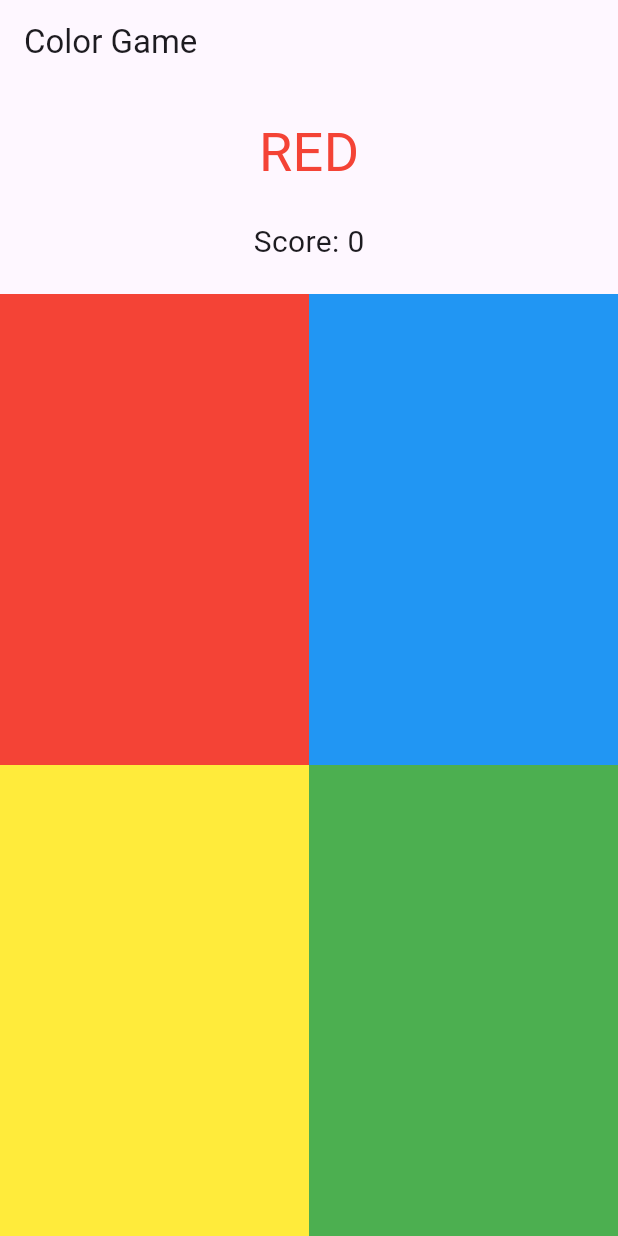
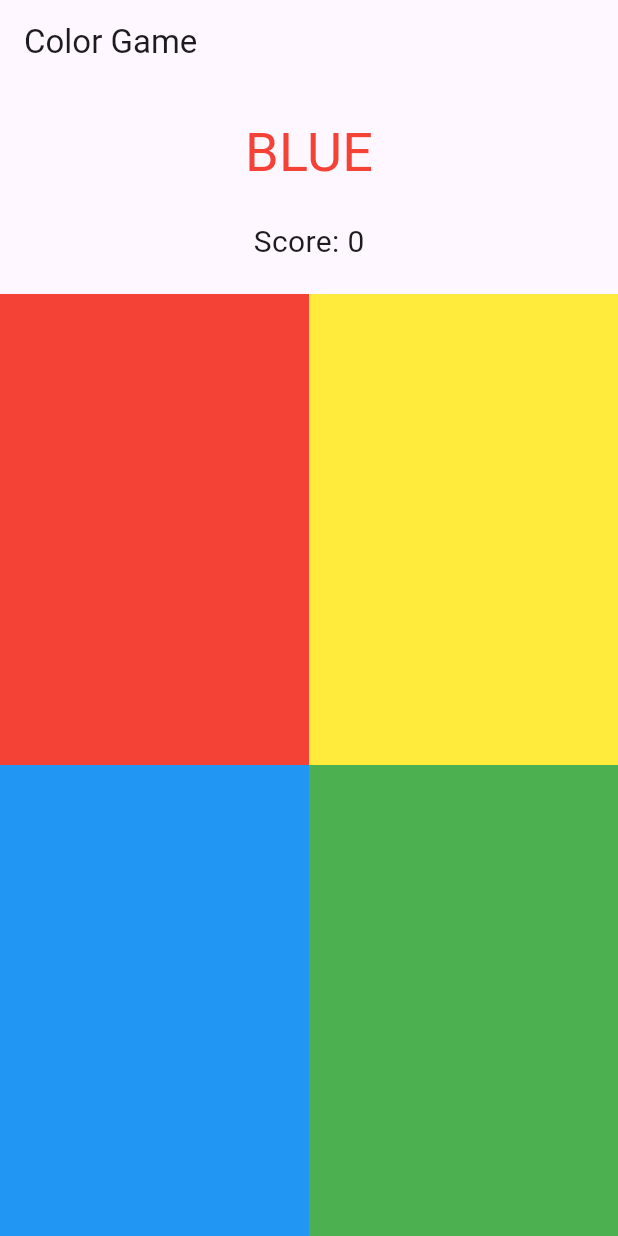
Before and after one commit to chanchanchann44/four_colors, a Flutter app: the screen it shows after launch, on a phone screen of 412 x 824 dp. Run offline on Flutter 3.47's test engine with Material 3 defaults, Android fonts, the light colour scheme and no system bars; our stand-ins replace flutter_bloc.

Commit message:
fix structure, file name, some logic

```diff
--- /dev/null
+++ b/lib/core/constants/color_palette.dart
@@ -0,0 +1,17 @@
+import 'package:flutter/material.dart';
+
+class ColorPalette {
+  static const Color red = Colors.red;
+  static const Color yellow = Colors.yellow;
+  static const Color green = Colors.green;
+  static const Color blue = Colors.blue;
+
+
+  static const List<String> colorNames = ['red', 'blue', 'yellow', 'green'];
+  static const List<Color> displayColors = [
+    red,
+    yellow,
+    green,
+    blue,
+  ];
+}
--- /dev/null
+++ b/lib/core/utils/enum.dart
@@ -0,0 +1,6 @@
+enum ColorName {
+  red,
+  green,
+  blue,
+  yellow,
+}
--- /dev/null
+++ b/lib/features/color_game/application/usecases/color_game_usecase.dart
@@ -0,0 +1,10 @@
+import '../../domain/entities/color_game_entity.dart';
+import '../../domain/repositories_interface/color_game_repository_interface.dart';
+
+class ColorGameUsecase {
+  final IColorGameRepository repository;
+
+  ColorGameUsecase(this.repository);
+
+  ColorGameEntity execute() => repository.getRandomColorOption();
+}
--- a/lib/features/color_game/application/usecases/generate_color_pair.dart
+++ /dev/null
@@ -1,10 +0,0 @@
-import '../../domain/entities/color_option.dart';
-import '../../domain/repositories_interface/color_game_repository_interface.dart';
-
-class GenerateColorPair {
-  final IColorGameRepository repository;
-
-  GenerateColorPair(this.repository);
-
-  ColorOption execute() => repository.getRandomColorOption();
-}
--- a/lib/features/color_game/data/models/color_option_model.dart
+++ b/lib/features/color_game/data/models/color_option_model.dart
@@ -1,24 +1,10 @@
-import 'package:flutter/material.dart';
-import '../../domain/entities/color_option.dart';
+// not using at this time (using when call api)
+import '../../domain/entities/color_game_entity.dart';
 
-class ColorOptionModel extends ColorOption {
-  ColorOptionModel({required super.colorName, required super.displayColor});
-
-  static final List<String> colorNames = ['red', 'blue', 'yellow', 'green'];
-  static final List<int> colors = [
-    Colors.red.value,
-    Colors.blue.value,
-    Colors.yellow.value,
-    Colors.green.value,
-  ];
-
-  static ColorOption getRandom() {
-    final rand = (DateTime.now().millisecondsSinceEpoch / 1000).round();
-    final nameIndex = rand % colorNames.length;
-    final colorIndex = (rand ~/ 2) % colors.length;
-    return ColorOption(
-      colorName: colorNames[nameIndex],
-      displayColor: colors[colorIndex],
-    );
-  }
+class ColorOptionModel extends ColorGameEntity {
+  ColorOptionModel({
+    required super.textColor,
+    required super.colorNames,
+    required super.result,
+  });
 }
--- a/lib/features/color_game/data/repositories/color_game_repository.dart
+++ b/lib/features/color_game/data/repositories/color_game_repository.dart
@@ -1,8 +1,8 @@
-import 'package:four_colors/features/color_game/data/models/color_option_model.dart';
-import 'package:four_colors/features/color_game/domain/entities/color_option.dart';
+import 'package:four_colors/features/color_game/data/services/color_game_service.dart';
+import 'package:four_colors/features/color_game/domain/entities/color_game_entity.dart';
 import 'package:four_colors/features/color_game/domain/repositories_interface/color_game_repository_interface.dart';
 
 class ColorGameRepository implements IColorGameRepository {
   @override
-  ColorOption getRandomColorOption() => ColorOptionModel.getRandom();
+  ColorGameEntity getRandomColorOption() => ColorGameService().generate();
 }
--- /dev/null
+++ b/lib/features/color_game/data/services/color_game_service.dart
@@ -0,0 +1,27 @@
+import 'dart:math';
+import 'package:four_colors/core/constants/color_palette.dart';
+import 'package:four_colors/core/utils/enum.dart';
+import 'package:four_colors/features/color_game/domain/entities/color_game_entity.dart';
+
+class ColorGameService {
+  final Random random = Random();
+
+  ColorGameEntity generate() {
+    List<ColorName> shuffleColorNames() {
+      List<ColorName> result = [
+        ColorName.red,
+        ColorName.green,
+        ColorName.blue,
+        ColorName.yellow,
+      ];
+      result.shuffle(random);
+      return result;
+    }
+
+    return ColorGameEntity(
+      textColor: ColorPalette.displayColors[random.nextInt(4)],
+      colorNames: shuffleColorNames(),
+      result: ColorName.values[random.nextInt(4)],
+    );
+  }
+}
--- /dev/null
+++ b/lib/features/color_game/domain/entities/color_game_entity.dart
@@ -0,0 +1,14 @@
+import 'package:flutter/material.dart';
+import 'package:four_colors/core/utils/enum.dart';
+
+class ColorGameEntity {
+  final Color textColor;
+  final List<ColorName> colorNames;
+  final ColorName result;
+
+  ColorGameEntity({
+    required this.textColor,
+    required this.colorNames,
+    required this.result,
+  });
+}
--- a/lib/features/color_game/domain/entities/color_option.dart
+++ /dev/null
@@ -1,6 +0,0 @@
-class ColorOption {
-  final String colorName; // red, blue, yellow, green
-  final int displayColor; // actual display color (Colors.red, etc.)
-
-  ColorOption({required this.colorName, required this.displayColor});
-}
--- a/lib/features/color_game/domain/repositories_interface/color_game_repository_interface.dart
+++ b/lib/features/color_game/domain/repositories_interface/color_game_repository_interface.dart
@@ -1,5 +1,5 @@
-import 'package:four_colors/features/color_game/domain/entities/color_option.dart';
+import 'package:four_colors/features/color_game/domain/entities/color_game_entity.dart';
 
 abstract class IColorGameRepository {
-  ColorOption getRandomColorOption();
+  ColorGameEntity getRandomColorOption();
 }
--- a/lib/features/color_game/presentation/bloc/color_game_bloc.dart
+++ b/lib/features/color_game/presentation/bloc/color_game_bloc.dart
@@ -1,26 +1,30 @@
 import 'package:flutter_bloc/flutter_bloc.dart';
-import 'package:four_colors/features/color_game/application/usecases/generate_color_pair.dart';
+import 'package:four_colors/features/color_game/application/usecases/color_game_usecase.dart';
 
 import 'color_game_event.dart';
 import 'color_game_state.dart';
 
 class ColorGameBloc extends Bloc<ColorGameEvent, ColorGameState> {
-  final GenerateColorPair generateColorPair;
+  final ColorGameUsecase generateColorPair;
 
   ColorGameBloc(this.generateColorPair)
-      : super(ColorGameState(
-            currentOption: generateColorPair.execute(), score: 0)) {
+    : super(
+        ColorGameState(currentOption: generateColorPair.execute(), score: 0),
+      ) {
     on<StartGame>((event, emit) {
-      emit(ColorGameState(currentOption: generateColorPair.execute(), score: 0));
+      emit(
+        ColorGameState(currentOption: generateColorPair.execute(), score: 0),
+      );
     });
 
     on<ChooseColor>((event, emit) {
-      final correct = event.chosenColor.toLowerCase() ==
-          state.currentOption.colorName.toLowerCase();
-      emit(ColorGameState(
-        currentOption: generateColorPair.execute(),
-        score: correct ? state.score + 1 : state.score,
-      ));
+      final correct = event.chosenColor == state.currentOption.result;
+      emit(
+        ColorGameState(
+          currentOption: generateColorPair.execute(),
+          score: correct ? state.score + 1 : 0,
+        ),
+      );
     });
   }
 }
--- a/lib/features/color_game/presentation/bloc/color_game_event.dart
+++ b/lib/features/color_game/presentation/bloc/color_game_event.dart
@@ -1,8 +1,10 @@
+import 'package:four_colors/core/utils/enum.dart';
+
 abstract class ColorGameEvent {}
 
 class StartGame extends ColorGameEvent {}
 
 class ChooseColor extends ColorGameEvent {
-  final String chosenColor;
+  final ColorName chosenColor;
   ChooseColor(this.chosenColor);
 }
--- a/lib/features/color_game/presentation/bloc/color_game_state.dart
+++ b/lib/features/color_game/presentation/bloc/color_game_state.dart
@@ -1,12 +1,12 @@
-import 'package:four_colors/features/color_game/domain/entities/color_option.dart';
+import 'package:four_colors/features/color_game/domain/entities/color_game_entity.dart';
 
 class ColorGameState {
-  final ColorOption currentOption;
+  final ColorGameEntity currentOption;
   final int score;
 
   ColorGameState({required this.currentOption, required this.score});
 
-  ColorGameState copyWith({ColorOption? currentOption, int? score}) {
+  ColorGameState copyWith({ColorGameEntity? currentOption, int? score}) {
     return ColorGameState(
       currentOption: currentOption ?? this.currentOption,
       score: score ?? this.score,
--- a/lib/features/color_game/presentation/screens/color_game_screen.dart
+++ b/lib/features/color_game/presentation/screens/color_game_screen.dart
@@ -3,7 +3,7 @@ import 'package:flutter_bloc/flutter_bloc.dart';
 import '../bloc/color_game_bloc.dart';
 import '../bloc/color_game_event.dart';
 import '../bloc/color_game_state.dart';
-import '../widgets/color_tile.dart';
+import '../widgets/color_box.dart';
 
 class ColorGameScreen extends StatelessWidget {
   const ColorGameScreen({super.key});
@@ -19,10 +19,10 @@ class ColorGameScreen extends StatelessWidget {
               const SizedBox(height: 20),
               Center(
                 child: Text(
-                  state.currentOption.colorName.toUpperCase(),
+                  state.currentOption.result.name.toUpperCase(),
                   style: TextStyle(
                     fontSize: 36,
-                    color: Color(state.currentOption.displayColor),
+                    color: state.currentOption.textColor,
                   ),
                 ),
               ),
@@ -38,18 +38,22 @@ class ColorGameScreen extends StatelessWidget {
                     Expanded(
                       child: Row(
                         children: [
-                          ColorTile(
-                            color: Colors.red,
+                          ColorBox(
+                            colorName: state.currentOption.colorNames[0],
                             onTap:
                                 () => context.read<ColorGameBloc>().add(
-                                  ChooseColor('red'),
+                                  ChooseColor(
+                                    state.currentOption.colorNames[0],
+                                  ),
                                 ),
                           ),
-                          ColorTile(
-                            color: Colors.blue,
+                          ColorBox(
+                            colorName: state.currentOption.colorNames[1],
                             onTap:
                                 () => context.read<ColorGameBloc>().add(
-                                  ChooseColor('blue'),
+                                  ChooseColor(
+                                    state.currentOption.colorNames[1],
+                                  ),
                                 ),
                           ),
                         ],
@@ -58,18 +62,22 @@ class ColorGameScreen extends StatelessWidget {
                     Expanded(
                       child: Row(
                         children: [
-                          ColorTile(
-                            color: Colors.yellow,
+                          ColorBox(
+                            colorName: state.currentOption.colorNames[2],
                             onTap:
                                 () => context.read<ColorGameBloc>().add(
-                                  ChooseColor('yellow'),
+                                  ChooseColor(
+                                    state.currentOption.colorNames[2],
+                                  ),
                                 ),
                           ),
-                          ColorTile(
-                            color: Colors.green,
+                          ColorBox(
+                            colorName: state.currentOption.colorNames[3],
                             onTap:
                                 () => context.read<ColorGameBloc>().add(
-                                  ChooseColor('green'),
+                                  ChooseColor(
+                                    state.currentOption.colorNames[3],
+                                  ),
                                 ),
                           ),
                         ],
--- /dev/null
+++ b/lib/features/color_game/presentation/widgets/color_box.dart
@@ -0,0 +1,56 @@
+import 'package:flutter/material.dart';
+import 'package:four_colors/core/constants/color_palette.dart';
+import 'package:four_colors/core/utils/enum.dart';
+
+class ColorBox extends StatelessWidget {
+  final ColorName colorName;
+  final Function() onTap;
+
+  const ColorBox({required this.colorName, required this.onTap, super.key});
+
+  @override
+  Widget build(BuildContext context) {
+    switch (colorName) {
+      case ColorName.red:
+        return Expanded(
+          child: GestureDetector(
+            onTap: onTap,
+            child: Container(
+              color: ColorPalette.red,
+              child: const SizedBox.expand(),
+            ),
+          ),
+        );
+      case ColorName.green:
+        return Expanded(
+          child: GestureDetector(
+            onTap: onTap,
+            child: Container(
+              color: ColorPalette.green,
+              child: const SizedBox.expand(),
+            ),
+          ),
+        );
+      case ColorName.blue:
+        return Expanded(
+          child: GestureDetector(
+            onTap: onTap,
+            child: Container(
+              color: ColorPalette.blue,
+              child: const SizedBox.expand(),
+            ),
+          ),
+        );
+      case ColorName.yellow:
+        return Expanded(
+          child: GestureDetector(
+            onTap: onTap,
+            child: Container(
+              color: ColorPalette.yellow,
+              child: const SizedBox.expand(),
+            ),
+          ),
+        );
+    }
+  }
+}
--- a/lib/features/color_game/presentation/widgets/color_tile.dart
+++ /dev/null
@@ -1,18 +0,0 @@
-import 'package:flutter/material.dart';
-
-class ColorTile extends StatelessWidget {
-  final Color color;
-  final VoidCallback onTap;
-
-  const ColorTile({required this.color, required this.onTap, super.key});
-
-  @override
-  Widget build(BuildContext context) {
-    return Expanded(
-      child: GestureDetector(
-        onTap: onTap,
-        child: Container(color: color, child: const SizedBox.expand()),
-      ),
-    );
-  }
-}
--- a/lib/main.dart
+++ b/lib/main.dart
@@ -1,6 +1,6 @@
 import 'package:flutter/material.dart';
 import 'package:flutter_bloc/flutter_bloc.dart';
-import 'package:four_colors/features/color_game/application/usecases/generate_color_pair.dart';
+import 'package:four_colors/features/color_game/application/usecases/color_game_usecase.dart';
 import 'package:four_colors/features/color_game/data/repositories/color_game_repository.dart';
 import 'package:four_colors/features/color_game/presentation/bloc/color_game_bloc.dart';
 import 'package:four_colors/features/color_game/presentation/screens/color_game_screen.dart';
@@ -16,7 +16,7 @@ class MyApp extends StatelessWidget {
   Widget build(BuildContext context) {
     return MaterialApp(
       home: BlocProvider(
-        create: (_) => ColorGameBloc(GenerateColorPair(ColorGameRepository())),
+        create: (_) => ColorGameBloc(ColorGameUsecase(ColorGameRepository())),
         child: ColorGameScreen(),
       ),
     );
```
Also changed, not shown: 1 other file.
